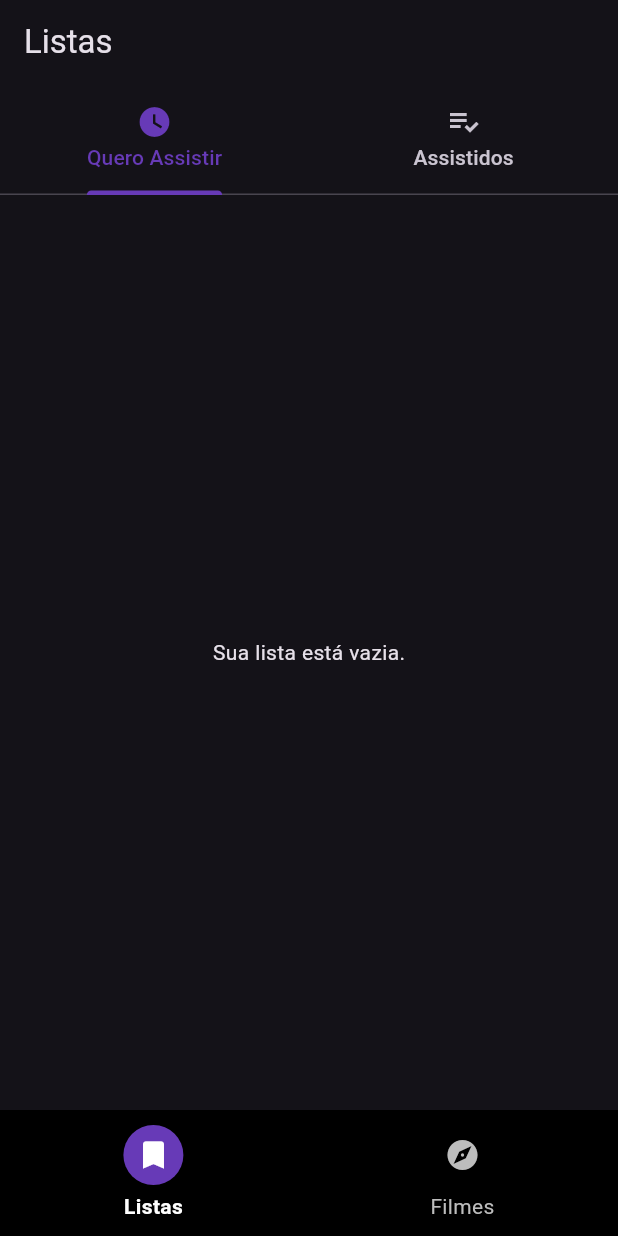
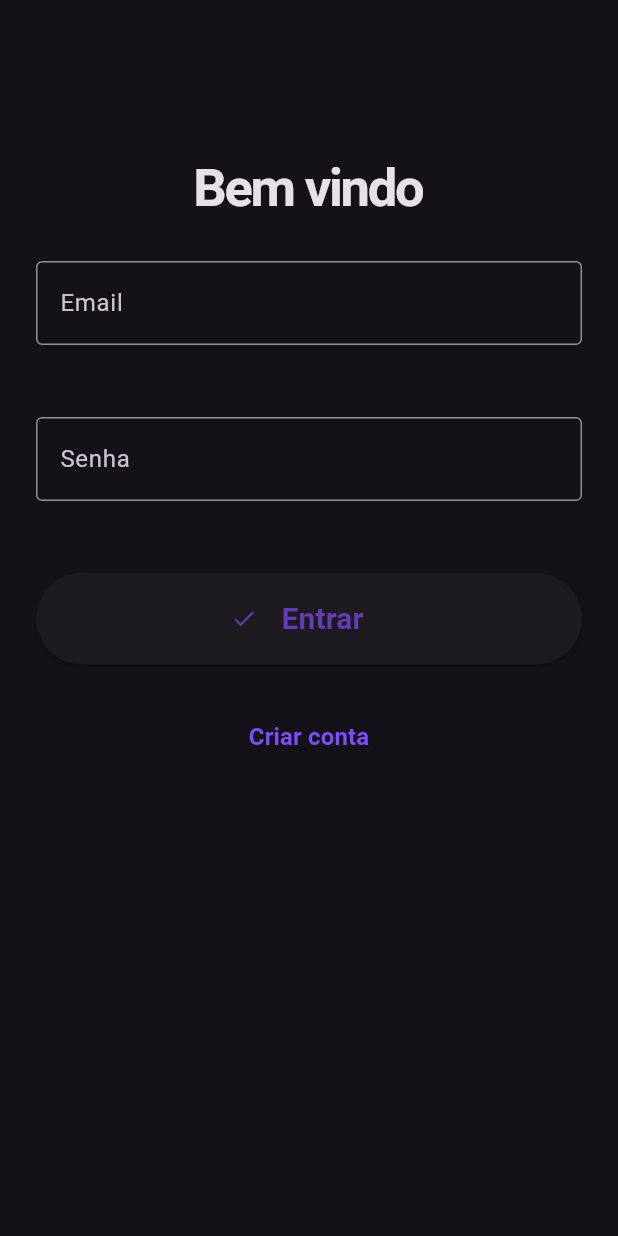
Before and after one commit to cassigui/app_filmes, a Flutter app: the screen it shows after launch, on a phone screen of 412 x 824 dp. Run offline on Flutter 3.47's test engine with Material 3 defaults, Android fonts, the phone set to English and light mode, and no system bars; our stand-ins replace firebase_auth, firebase_core, image_picker; accounts and stored records are empty.

Commit message:
adiciona tela de login e cadastro vinculado ao firebase

```diff
--- /dev/null
+++ b/lib/data/services/auth_service.dart
@@ -0,0 +1,76 @@
+import 'package:firebase_auth/firebase_auth.dart';
+import 'package:flutter/foundation.dart';
+
+class AuthService extends ChangeNotifier {
+  final FirebaseAuth _auth = FirebaseAuth.instance;
+  User? user;
+  bool isLoading = true;
+
+  AuthService() {
+    _authCheck();
+  }
+
+  _authCheck() {
+    _auth.authStateChanges().listen((User? user) {
+      user = (user != null) ? user : null;
+      isLoading = false;
+      notifyListeners();
+    });
+  }
+
+  _getUser() {
+    user = _auth.currentUser;
+    notifyListeners();
+  }
+
+  login(String email, String password) async {
+    try {
+      await _auth.signInWithEmailAndPassword(
+        email: email,
+        password: password,
+      );
+      _getUser();
+    } on FirebaseAuthException catch (e) {
+      if (e.code == 'user-not-found') {
+        throw AuthException('Usuário não encontrado');
+      } else if (e.code == 'wrong-password') {
+        throw AuthException('Senha incorreta');
+      } else if (e.code == 'invalid-email') {
+        throw AuthException('Email inválido');
+      } else {
+        throw AuthException('Erro desconhecido');
+      }
+    }
+  }
+
+  register(String email, String password) async {
+    try {
+      await _auth.createUserWithEmailAndPassword(
+        email: email,
+        password: password,
+      );
+      _getUser();
+    } on FirebaseAuthException catch (e) {
+      if (e.code == 'weak-password') {
+        throw AuthException('Senha muito fraca');
+      } else if (e.code == 'email-already-in-use') {
+        throw AuthException('Email já cadastrado');
+      } else if (e.code == 'invalid-email') {
+        throw AuthException('Email inválido');
+      } else {
+        throw AuthException('Erro desconhecido');
+      }
+    }
+  }
+
+  logout() async {
+    await _auth.signOut();
+    user = null;
+    notifyListeners();
+  }
+}
+
+class AuthException implements Exception {
+  final String message;
+  AuthException(this.message);
+}
--- /dev/null
+++ b/lib/ui/view/login_view.dart
@@ -0,0 +1,180 @@
+import 'package:flutter/material.dart';
+import 'package:projeto_flutter/data/services/auth_service.dart';
+import 'package:provider/provider.dart';
+
+class LoginView extends StatefulWidget {
+  const LoginView({Key? key}) : super(key: key);
+
+  @override
+  State<StatefulWidget> createState() => _LoginViewState();
+}
+
+class _LoginViewState extends State<LoginView> {
+  final GlobalKey formKey = GlobalKey<FormState>();
+  final TextEditingController _emailController = TextEditingController();
+  final TextEditingController _passwordController = TextEditingController();
+
+  bool isLogin = true;
+  late String title;
+  late String actionButton;
+  late String toggleButton;
+
+  @override
+  void initState() {
+    super.initState();
+    setFormAction(true);
+  }
+
+  setFormAction(bool action) {
+    setState(() {
+      isLogin = action;
+      if (isLogin) {
+        title = 'Bem vindo';
+        actionButton = 'Entrar';
+        toggleButton = 'Criar conta';
+      } else {
+        title = 'Criar conta';
+        actionButton = 'Cadastrar';
+        toggleButton = 'Já tem conta? Entrar';
+      }
+    });
+  }
+
+  login() async {
+    try {
+      await context
+          .read<AuthService>()
+          .login(_emailController.text, _passwordController.text);
+    } on AuthException catch (e) {
+      // ignore: use_build_context_synchronously
+      ScaffoldMessenger.of(context).showSnackBar(
+        SnackBar(
+          content: Text(e.message),
+          backgroundColor: Colors.red,
+        ),
+      );
+    }
+  }
+
+  register() async {
+    try {
+      await context
+          .read<AuthService>()
+          .register(_emailController.text, _passwordController.text);
+    } on AuthException catch (e) {
+      // ignore: use_build_context_synchronously
+      ScaffoldMessenger.of(context).showSnackBar(
+        SnackBar(
+          content: Text(e.message),
+          backgroundColor: Colors.red,
+        ),
+      );
+    }
+  }
+
+  @override
+  Widget build(BuildContext context) {
+    return Scaffold(
+      body: SingleChildScrollView(
+        child: Padding(
+          padding: EdgeInsets.only(top: 100),
+          child: Form(
+            key: formKey,
+            child: Column(
+              mainAxisAlignment: MainAxisAlignment.center,
+              children: [
+                Text(
+                  title,
+                  style: const TextStyle(
+                    fontSize: 35,
+                    fontWeight: FontWeight.bold,
+                    letterSpacing: -1.5,
+                  ),
+                ),
+                Padding(
+                  padding: const EdgeInsets.all(24),
+                  child: TextFormField(
+                    controller: _emailController,
+                    decoration: const InputDecoration(
+                      labelText: 'Email',
+                      border: OutlineInputBorder(),
+                    ),
+                    validator: (value) {
+                      if (value == null || value.isEmpty) {
+                        return 'Campo obrigatório';
+                      }
+                      return null;
+                    },
+                  ),
+                ),
+                Padding(
+                  padding: const EdgeInsets.all(24),
+                  child: TextFormField(
+                    controller: _passwordController,
+                    decoration: const InputDecoration(
+                      labelText: 'Senha',
+                      border: OutlineInputBorder(),
+                    ),
+                    obscureText: true,
+                    validator: (value) {
+                      if (value == null || value.isEmpty) {
+                        return 'Campo obrigatório';
+                      } else if (value.length < 6) {
+                        return 'A senha deve ter pelo menos 6 caracteres';
+                      }
+                      return null;
+                    },
+                  ),
+                ),
+                Padding(
+                  padding: const EdgeInsets.all(24),
+                  child: ElevatedButton(
+                    onPressed: () {
+                      if ((formKey.currentState as FormState).validate()) {
+                        Provider.of<AuthService>(context, listen: false);
+                        if (isLogin) {
+                          login();
+                        } else {
+                          register();
+                        }
+                      }
+                    },
+                    child: Row(
+                      mainAxisAlignment: MainAxisAlignment.center,
+                      children: [
+                        const Icon(Icons.check),
+                        Padding(
+                          padding: const EdgeInsets.all(16),
+                          child: Text(
+                            actionButton,
+                            style: const TextStyle(
+                              fontSize: 20,
+                              fontWeight: FontWeight.bold,
+                            ),
+                          ),
+                        )
+                      ],
+                    ),
+                  ),
+                ),
+                TextButton(
+                  onPressed: () {
+                    setFormAction(!isLogin);
+                  },
+                  child: Text(
+                    toggleButton,
+                    style: const TextStyle(
+                      fontSize: 16,
+                      fontWeight: FontWeight.bold,
+                      color: Colors.deepPurpleAccent,
+                    ),
+                  ),
+                ),
+              ],
+            ),
+          ),
+        ),
+      ),
+    );
+  }
+}
--- a/lib/ui/widgets/app_widget.dart
+++ b/lib/ui/widgets/app_widget.dart
@@ -1,5 +1,5 @@
 import 'package:flutter/material.dart';
-import 'package:projeto_flutter/ui/view/home_view.dart';
+import 'package:projeto_flutter/ui/widgets/auth_check_widget.dart';
 
 class AppWidget extends StatelessWidget {
   const AppWidget({super.key});
@@ -14,7 +14,7 @@ class AppWidget extends StatelessWidget {
               secondary: Colors.deepPurpleAccent,
             ),
       ),
-      home: const HomeView(),
+      home: const AuthCheckWidget(),
     );
   }
 }
--- /dev/null
+++ b/lib/ui/widgets/auth_check_widget.dart
@@ -0,0 +1,35 @@
+import 'package:flutter/material.dart';
+import 'package:projeto_flutter/data/services/auth_service.dart';
+import 'package:projeto_flutter/ui/view/home_view.dart';
+import 'package:projeto_flutter/ui/view/login_view.dart';
+import 'package:provider/provider.dart';
+
+class AuthCheckWidget extends StatefulWidget {
+  const AuthCheckWidget({Key? key}) : super(key: key);
+
+  @override
+  // ignore: library_private_types_in_public_api
+  _AuthCheckState createState() => _AuthCheckState();
+}
+
+class _AuthCheckState extends State<AuthCheckWidget> {
+  @override
+  Widget build(BuildContext context) {
+    final authService = Provider.of<AuthService>(context);
+    if (authService.isLoading) {
+      return loading();
+    }
+    if (authService.user == null) {
+      return const LoginView();
+    }
+    return const HomeView();
+  }
+
+  loading() {
+    return const Scaffold(
+      body: Center(
+        child: CircularProgressIndicator(),
+      ),
+    );
+  }
+}
--- a/pubspec.yaml
+++ b/pubspec.yaml
@@ -18,6 +18,8 @@ dependencies:
 
 
   cupertino_icons: ^1.0.2
+  firebase_core: ^3.13.0
+  firebase_auth: ^5.5.3
 
 dev_dependencies:
   flutter_test:
```
Also changed, not shown: lib/main.dart (+11 -1 lines), firebase.json (added), lib/firebase_options.dart (added), pubspec.lock, 23 other files.
